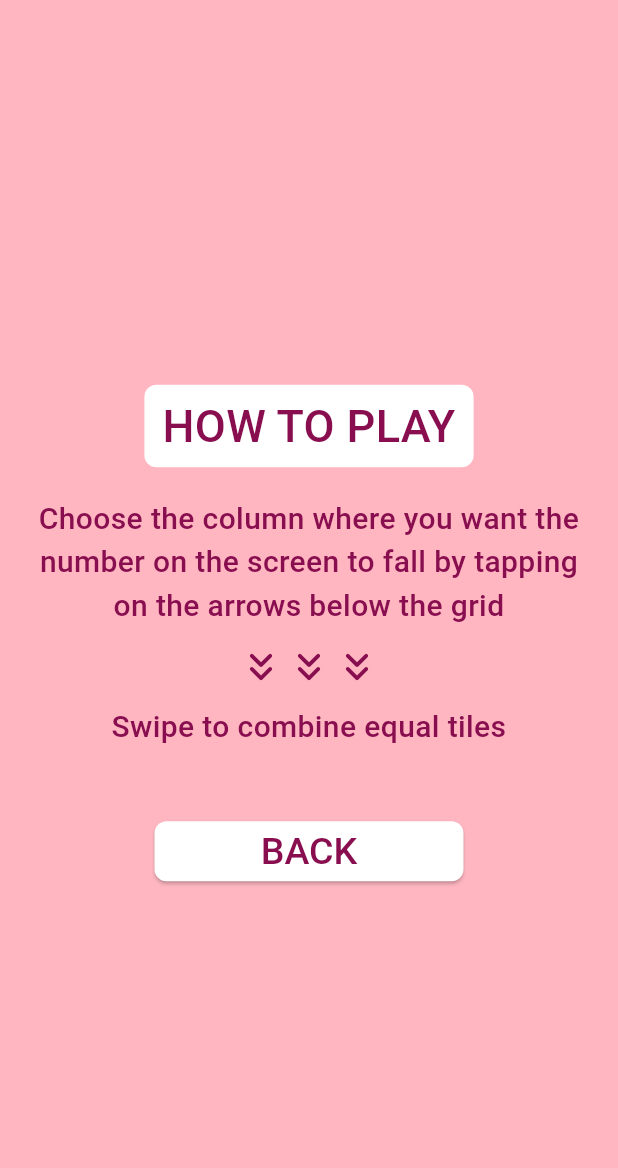
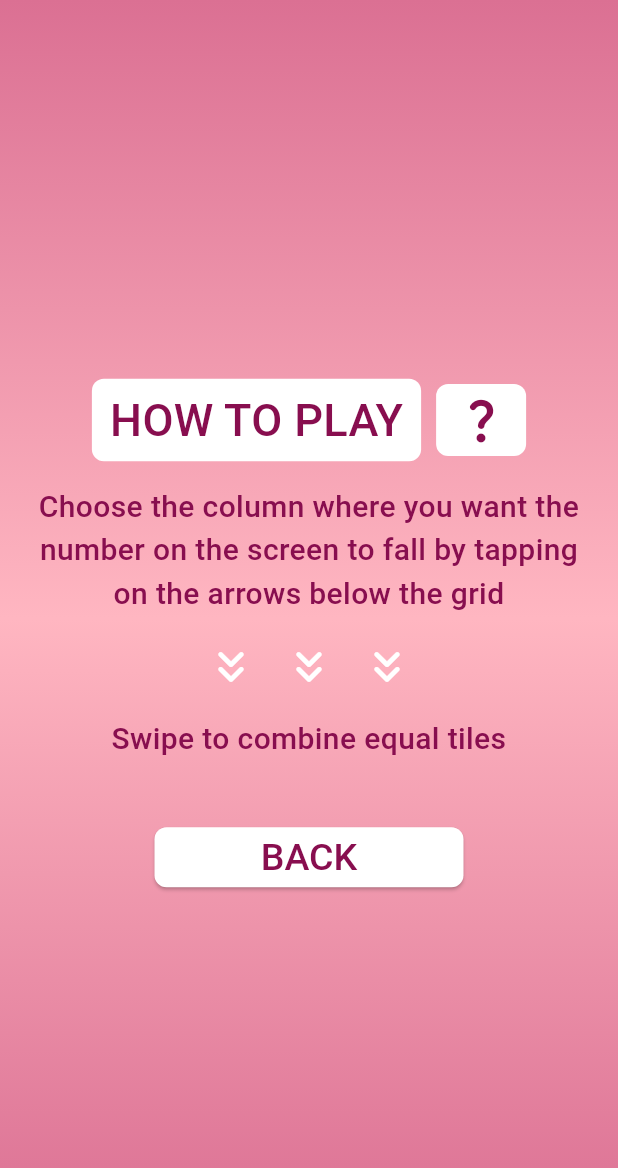
Before and after one commit to mraboso2019/practica2moviles, a Flutter app: the HowToPlay screen opened directly, on a phone screen of 412 x 824 dp. Shown: the top 1168 px of the screen. Run offline on Flutter 3.47's test engine with Material 3 defaults, Android fonts, the phone set to English and light mode, and no system bars; our stand-ins replace audioplayers, shared_preferences; accounts and stored records are empty.

Commit message:
update spacers

```diff
--- a/lib/app_theme.dart
+++ b/lib/app_theme.dart
@@ -103,7 +103,7 @@ const Color palePink = Color.fromARGB(255, 255, 228, 225);
 const Color softGreyPink = Color.fromARGB(255, 219, 112, 147);
 const Color purplePink = Color(0xFF3D2C3B);
 
-const Color lightPurple = Color.fromARGB(255, 220, 198, 245);
+const Color lightPurple = Color.fromARGB(255, 215, 178, 253);
 const Color darkPurple = Color.fromARGB(255, 153, 102, 204);
 const Color palePurple = Color.fromARGB(255, 240, 224, 250);
 const Color softGreyPurple = Color.fromARGB(255, 141, 94, 156);
@@ -187,7 +187,7 @@ ThemeData get pinkTheme => ThemeData(
       ),
       iconTheme: IconThemeData(
         color: Colors.pink[900],
-        size: 32,
+        size: 36,
       ),
       checkboxTheme: CheckboxThemeData(
         fillColor: MaterialStateColor.resolveWith((states) {
@@ -233,7 +233,7 @@ ThemeData get purpleTheme => ThemeData(
       ),
       iconTheme: IconThemeData(
         color: Colors.purple[900],
-        size: 32,
+        size: 36,
       ),
       checkboxTheme: CheckboxThemeData(
         fillColor: MaterialStateColor.resolveWith((states) {
@@ -279,7 +279,7 @@ ThemeData get blueTheme => ThemeData(
       ),
       iconTheme: IconThemeData(
         color: Colors.blue[900],
-        size: 32,
+        size: 36,
       ),
       checkboxTheme: CheckboxThemeData(
         fillColor: MaterialStateColor.resolveWith((states) {
--- a/lib/how_to_play.dart
+++ b/lib/how_to_play.dart
@@ -1,20 +1,30 @@
 import 'package:flutter/material.dart';
 import 'package:practica_2/home_screen.dart';
+import 'package:provider/provider.dart';
+import 'app_theme.dart';
 
 class HowToPlay extends StatelessWidget {
   @override
   Widget build(BuildContext context) {
+    final gradientDecoration =
+        Provider.of<AppTheme>(context).gradientBackground;
     return Scaffold(
-      body: Center(
+      body: Container(
+        decoration: gradientDecoration,
+        child: Center(
             child: Column(
           mainAxisSize: MainAxisSize.min,
           children: [
-          Padding(
+            const Spacer(flex: 4),
+            Container(
               padding: EdgeInsets.all(24.0),
               // Ajusta el valor para el espacio alrededor de los textos
               child: Column(
                 mainAxisAlignment: MainAxisAlignment.center,
                 crossAxisAlignment: CrossAxisAlignment.center,
+                children: [
+                  Row(
+                    mainAxisAlignment: MainAxisAlignment.center,
                     children: [
                       Container(
                         padding:
@@ -32,8 +42,19 @@ class HowToPlay extends StatelessWidget {
                           ),
                         ),
                       ),
-                SizedBox(height: 20), // Espacio entre los textos
-
+                      SizedBox(width: 10),
+                      Container(
+                        padding: EdgeInsets.symmetric(
+                            horizontal: 12.0, vertical: 6.0),
+                        decoration: BoxDecoration(
+                          borderRadius: BorderRadius.circular(8.0),
+                          color: Colors.white,
+                        ),
+                        child: Icon(Icons.question_mark_rounded),
+                      ),
+                    ],
+                  ),
+                  SizedBox(height: 16),
                   Text(
                     'Choose the column where you want the number on the screen to fall by tapping on the arrows below the grid',
                     textAlign: TextAlign.center,
@@ -42,16 +63,18 @@ class HowToPlay extends StatelessWidget {
                       fontWeight: FontWeight.w500,
                     ),
                   ),
-                SizedBox(height: 10), // Espacio entre los textos
+                  SizedBox(height: 16),
                   Row(
                     mainAxisAlignment: MainAxisAlignment.center,
                     children: [
-                    Icon(Icons.keyboard_double_arrow_down_rounded),
-                    Icon(Icons.keyboard_double_arrow_down_rounded),
-                    Icon(Icons.keyboard_double_arrow_down_rounded),
+                      Icon(Icons.keyboard_double_arrow_down_rounded, color: Colors.white,),
+                      SizedBox(width: 16),
+                      Icon(Icons.keyboard_double_arrow_down_rounded, color: Colors.white,),
+                      SizedBox(width: 16),
+                      Icon(Icons.keyboard_double_arrow_down_rounded, color: Colors.white,),
                     ],
                   ),
-                SizedBox(height: 10), // Espacio entre los textos
+                  SizedBox(height: 16),
                   Text(
                     'Swipe to combine equal tiles',
                     textAlign: TextAlign.center,
@@ -60,10 +83,10 @@ class HowToPlay extends StatelessWidget {
                       fontWeight: FontWeight.w500,
                     ),
                   ),
+                  SizedBox(height: 16),
                 ],
               ),
             ),
-          SizedBox(height: 20),
             ElevatedButton(
               onPressed: () {
                 Navigator.pop(context);
@@ -73,8 +96,10 @@ class HowToPlay extends StatelessWidget {
                 minimumSize: Size(MediaQuery.of(context).size.width / 2, 40),
               ),
             ),
+            const Spacer(flex: 4),
           ],
         )),
+      ),
     );
   }
 }
--- a/lib/main.dart
+++ b/lib/main.dart
@@ -1,4 +1,5 @@
 import 'package:flutter/material.dart';
+import 'package:practica_2/how_to_play.dart';
 import 'package:practica_2/music_state.dart';
 import 'app_theme.dart';
 import 'home_screen.dart';
@@ -30,7 +31,7 @@ class MyApp extends StatelessWidget {
           return MaterialApp(
             title: '2048',
             theme: appTheme.currentTheme, // Usa el tema actual
-            home: HomeScreen(), // Pantalla inicial de la app
+            home: HowToPlay(), // Pantalla inicial de la app
           );
         },
       ),
```
Also changed, not shown: lib/game_screen.dart (+18 -26 lines). Lines whose indentation alone changed are shown as unchanged.
